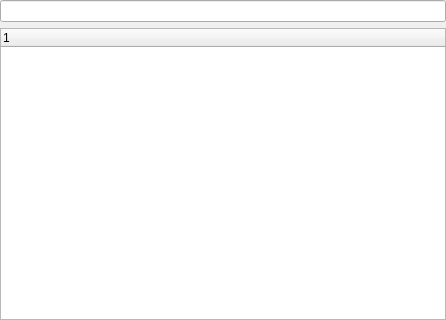
This is retroshare-gui/src/gui/common/UnseenFriendSelectionWidget.ui in unsenep2pdev/RetroShare as Qt 5 draws it before an edit. The edited form follows.
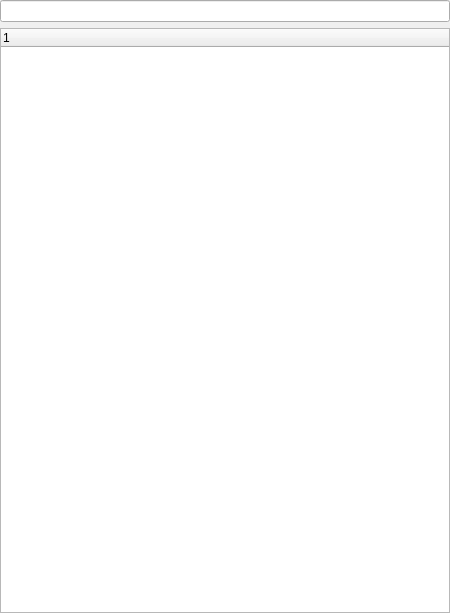
This is the edited form. Custom widgets are drawn as their Qt base class.

```diff
--- a/retroshare-gui/src/gui/common/UnseenFriendSelectionWidget.ui
+++ b/retroshare-gui/src/gui/common/UnseenFriendSelectionWidget.ui
@@ -6,8 +6,8 @@
    <rect>
     <x>0</x>
     <y>0</y>
-    <width>446</width>
-    <height>320</height>
+    <width>450</width>
+    <height>613</height>
    </rect>
   </property>
   <layout class="QVBoxLayout" name="FriendSelectionWidgetVLayout">
@@ -53,6 +53,11 @@
      <property name="allColumnsShowFocus" stdset="0">
       <bool>true</bool>
      </property>
+     <column>
+      <property name="text">
+       <string notr="true">1</string>
+      </property>
+     </column>
     </widget>
    </item>
   </layout>
```
Left out of the diff: 6 changed lines with no effect on the pictures.
